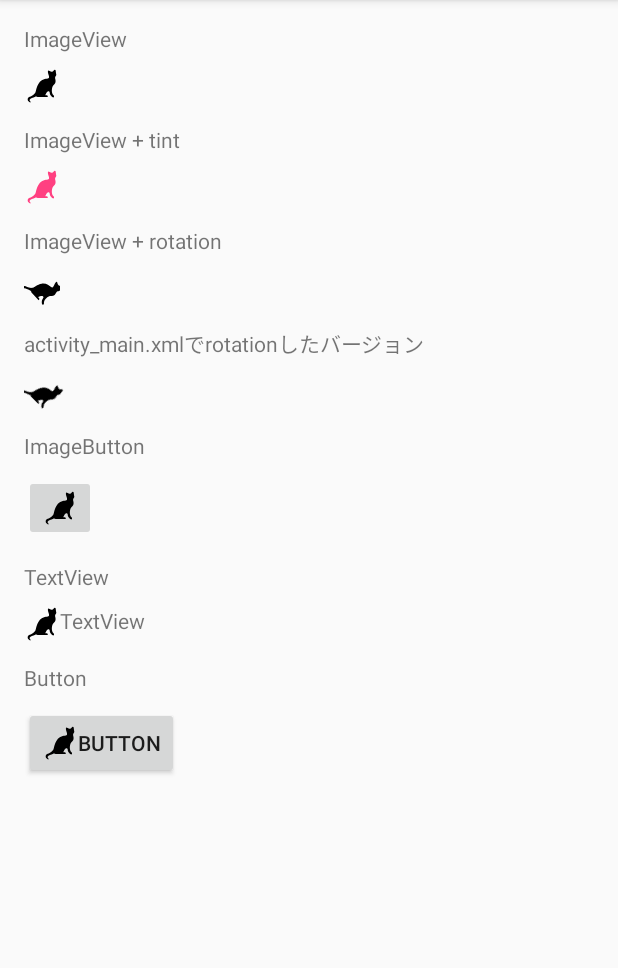
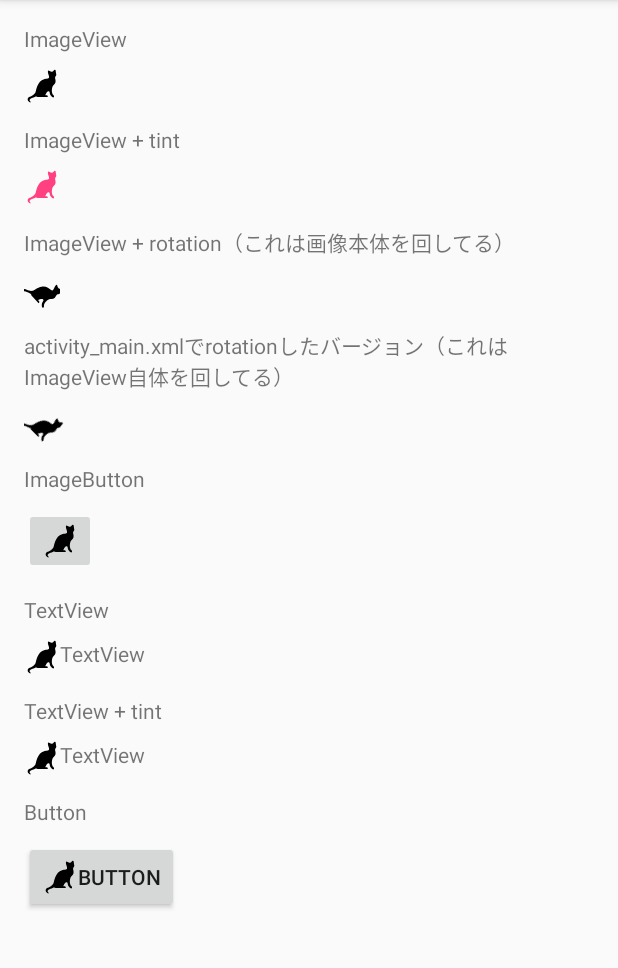
Before and after one commit to AyaEbata/VectorDrawable, an Android app: the screen it shows after launch (MainActivity), on a phone screen of 412 x 824 dp, the part 84-1052 px from its top. Run offline under Robolectric (Android 15) with nearby library versions, the phone set to English and light mode, and no system bars.

Commit message:
crate TextView + tint

```diff
--- a/app/src/main/java/com/aya/vectordrawable/MainActivity.java
+++ b/app/src/main/java/com/aya/vectordrawable/MainActivity.java
@@ -1,6 +1,9 @@
 package com.aya.vectordrawable;
 
 import android.os.Bundle;
+import android.graphics.drawable.Drawable;
+import android.support.v4.content.ContextCompat;
+import android.support.v4.graphics.drawable.DrawableCompat;
 import android.support.v7.app.AppCompatActivity;
 import android.support.v7.app.AppCompatDelegate;
 
@@ -14,5 +17,14 @@ public class MainActivity extends AppCompatActivity {
     protected void onCreate(Bundle savedInstanceState) {
         super.onCreate(savedInstanceState);
         setContentView(R.layout.activity_main);
+
+        changeTextViewImageTint();
     }
+
+    private void changeTextViewImageTint() {
+        Drawable drawable = ContextCompat.getDrawable(this, R.drawable.ic_cat_black_24dp);
+        drawable = DrawableCompat.wrap(drawable);
+        DrawableCompat.setTint(drawable, ContextCompat.getColor(this, R.color.colorAccent));
+    }
+
 }
--- a/app/src/main/res/layout/activity_main.xml
+++ b/app/src/main/res/layout/activity_main.xml
@@ -126,11 +126,30 @@
             android:text="@string/text_view" />
 
         <TextView
+            android:text="@string/text_view_tint"
+            android:layout_width="wrap_content"
+            android:layout_height="wrap_content"
+            android:layout_below="@+id/text_view"
+            android:layout_alignParentStart="true"
+            android:layout_marginTop="14dp"
+            android:id="@+id/text_view_tint_text" />
+
+        <TextView
+            android:text="@string/text_view"
+            android:layout_width="wrap_content"
+            android:layout_height="wrap_content"
+            android:layout_below="@+id/text_view_tint_text"
+            android:layout_alignParentStart="true"
+            android:layout_marginTop="10dp"
+            android:id="@+id/text_view_tint"
+            android:drawableStart="@drawable/ic_cat_black_24dp"/>
+
+        <TextView
             android:id="@+id/button_text"
             android:layout_width="wrap_content"
             android:layout_height="wrap_content"
             android:layout_alignParentStart="true"
-            android:layout_below="@+id/text_view"
+            android:layout_below="@+id/text_view_tint"
             android:layout_marginTop="14dp"
             android:text="@string/button" />
 
--- a/app/src/main/res/values/strings.xml
+++ b/app/src/main/res/values/strings.xml
@@ -3,9 +3,10 @@
 
     <string name="image_view">ImageView</string>
     <string name="image_view_tint">ImageView + tint</string>
-    <string name="image_view_rotation1">ImageView + rotation</string>
-    <string name="image_view_rotation2">activity_main.xmlでrotationしたバージョン</string>
+    <string name="image_view_rotation1">ImageView + rotation（これは画像本体を回してる）</string>
+    <string name="image_view_rotation2">activity_main.xmlでrotationしたバージョン（これはImageView自体を回してる）</string>
     <string name="image_button">ImageButton</string>
     <string name="text_view">TextView</string>
+    <string name="text_view_tint">TextView + tint</string>
     <string name="button">Button</string>
 </resources>
```
